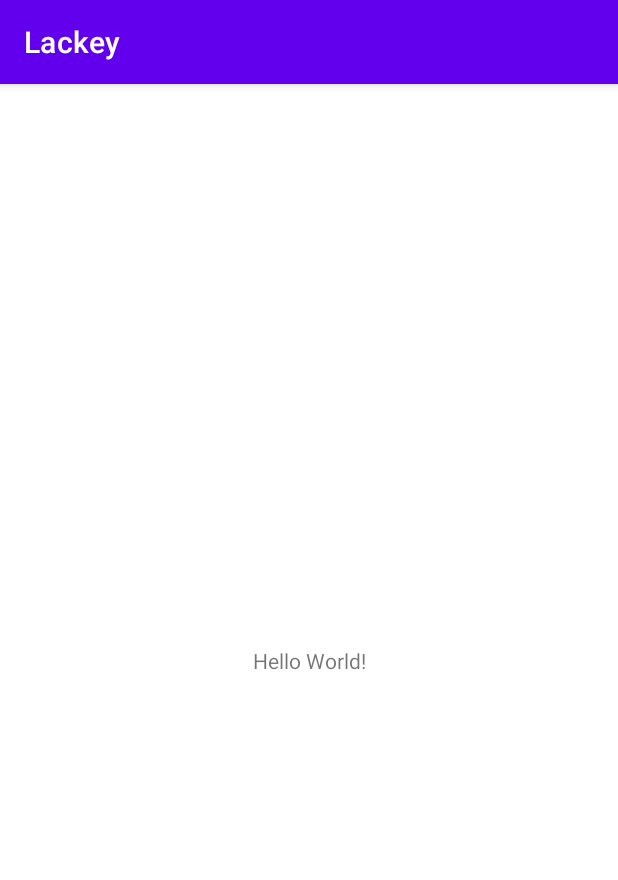
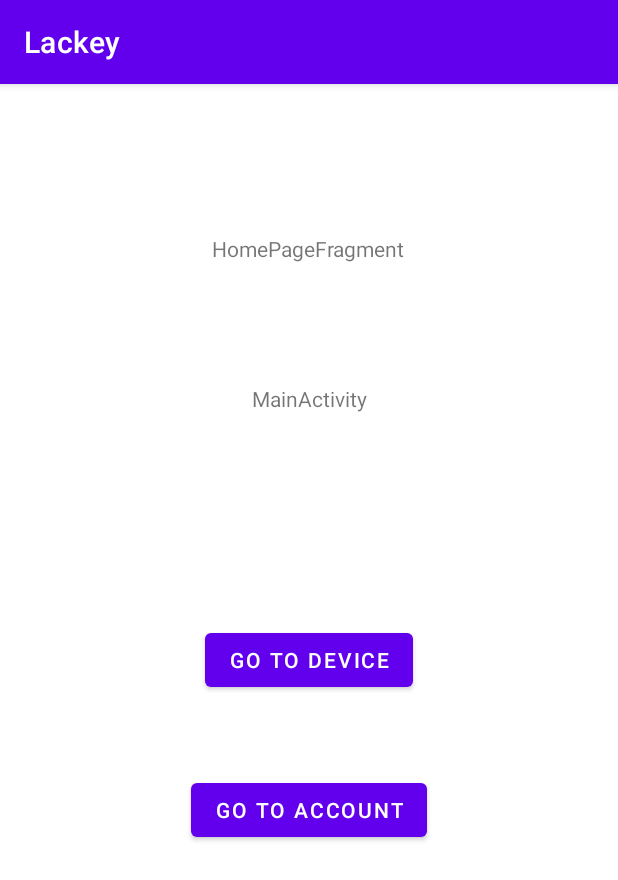
Before and after one commit to SimoJOUDAR/Lacky, an Android app: the screen it shows after launch (MainActivity), on a phone screen of 412 x 824 dp. Shown: the top 880 px of the screen. Run offline under Robolectric (Android 15) with nearby library versions, the phone set to English and light mode, and no system bars.

Commit message:
Add preliminary Navigation
Set up the nav_graph and some basic navigation actions.

Enable data binding and view binding.

```diff
--- /dev/null
+++ b/app/src/main/java/fr/mjoudar/lackey/presentation/homePage/HomePageFragment.kt
@@ -0,0 +1,44 @@
+package fr.mjoudar.lackey.presentation.homePage
+
+import android.os.Bundle
+import androidx.fragment.app.Fragment
+import android.view.LayoutInflater
+import android.view.View
+import android.view.ViewGroup
+import androidx.navigation.fragment.findNavController
+import fr.mjoudar.lackey.R
+import fr.mjoudar.lackey.databinding.FragmentHomePageBinding
+
+class HomePageFragment : Fragment() {
+
+    private var _binding: FragmentHomePageBinding? = null
+    private val binding get() = _binding!!
+
+    override fun onCreate(savedInstanceState: Bundle?) {
+        super.onCreate(savedInstanceState)
+    }
+
+    override fun onCreateView(inflater: LayoutInflater, container: ViewGroup?, savedInstanceState: Bundle?): View? {
+        // Inflate the layout for this fragment
+        _binding = FragmentHomePageBinding.inflate(inflater, container, false)
+
+        setButtons() // TODO: Test
+
+        return binding.root
+    }
+
+    private fun setButtons() {
+        binding.button1.setOnClickListener {
+            findNavController().navigate(R.id.action_homePageFragment_to_deviceSteeringFragment)
+        }
+        binding.button2.setOnClickListener {
+            findNavController().navigate(R.id.action_homePageFragment_to_myAccountFragment)
+        }
+    }
+
+    override fun onDestroyView() {
+        super.onDestroyView()
+        _binding = null
+    }
+
+}
--- a/app/src/main/java/fr/mjoudar/lackey/presentation/mainActivity/MainActivity.kt
+++ b/app/src/main/java/fr/mjoudar/lackey/presentation/mainActivity/MainActivity.kt
@@ -3,8 +3,12 @@ package fr.mjoudar.lackey.presentation.mainActivity
 import android.os.Bundle
 import androidx.appcompat.app.AppCompatActivity
 import fr.mjoudar.lackey.R
+import fr.mjoudar.lackey.databinding.ActivityMainBinding
 
 class MainActivity : AppCompatActivity() {
+
+    private lateinit var binding: ActivityMainBinding
+
     override fun onCreate(savedInstanceState: Bundle?) {
         super.onCreate(savedInstanceState)
         setContentView(R.layout.activity_main)
--- /dev/null
+++ b/app/src/main/res/anim/slide_in_left.xml
@@ -0,0 +1,7 @@
+<?xml version="1.0" encoding="utf-8"?>
+<set xmlns:android="http://schemas.android.com/apk/res/android">
+    <translate
+        android:duration="200"
+        android:fromXDelta="-100%"
+        android:toXDelta="0%" />
+</set>
--- /dev/null
+++ b/app/src/main/res/anim/slide_in_right.xml
@@ -0,0 +1,7 @@
+<?xml version="1.0" encoding="utf-8"?>
+<set xmlns:android="http://schemas.android.com/apk/res/android">
+    <translate
+        android:duration="200"
+        android:fromXDelta="100%"
+        android:toXDelta="0%" />
+</set>
--- /dev/null
+++ b/app/src/main/res/anim/slide_out_left.xml
@@ -0,0 +1,7 @@
+<?xml version="1.0" encoding="utf-8"?>
+<set xmlns:android="http://schemas.android.com/apk/res/android">
+    <translate
+        android:duration="200"
+        android:fromXDelta="0%"
+        android:toXDelta="-100%" />
+</set>
--- /dev/null
+++ b/app/src/main/res/anim/slide_out_right.xml
@@ -0,0 +1,7 @@
+<?xml version="1.0" encoding="utf-8"?>
+<set xmlns:android="http://schemas.android.com/apk/res/android">
+    <translate
+        android:duration="200"
+        android:fromXDelta="0%"
+        android:toXDelta="100%" />
+</set>
--- a/app/src/main/res/layout/activity_main.xml
+++ b/app/src/main/res/layout/activity_main.xml
@@ -6,11 +6,19 @@
     android:layout_height="match_parent"
     tools:context=".presentation.mainActivity.MainActivity">
 
+    <androidx.fragment.app.FragmentContainerView
+        android:id="@+id/nav_host_fragment"
+        android:name="androidx.navigation.fragment.NavHostFragment"
+        android:layout_width="match_parent"
+        android:layout_height="match_parent"
+        app:defaultNavHost="true"
+        app:navGraph="@navigation/nav_graph" />
+
     <TextView
         android:layout_width="wrap_content"
         android:layout_height="wrap_content"
-        android:text="Hello World!"
-        app:layout_constraintBottom_toBottomOf="parent"
+        android:text="MainActivity"
+        android:layout_margin="200dp"
         app:layout_constraintEnd_toEndOf="parent"
         app:layout_constraintStart_toStartOf="parent"
         app:layout_constraintTop_toTopOf="parent" />
--- /dev/null
+++ b/app/src/main/res/layout/fragment_home_page.xml
@@ -0,0 +1,30 @@
+<?xml version="1.0" encoding="utf-8"?>
+<FrameLayout xmlns:android="http://schemas.android.com/apk/res/android"
+    xmlns:tools="http://schemas.android.com/tools"
+    android:layout_width="match_parent"
+    android:layout_height="match_parent"
+    tools:context=".presentation.homePage.HomePageFragment">
+
+    <TextView
+        android:layout_width="wrap_content"
+        android:layout_height="wrap_content"
+        android:layout_gravity="center_horizontal"
+        android:layout_margin="100dp"
+        android:text="HomePageFragment" />
+
+    <Button
+        android:id="@+id/button1"
+        android:layout_width="wrap_content"
+        android:layout_height="wrap_content"
+        android:layout_gravity="center"
+        android:text="go to device" />
+
+    <Button
+        android:id="@+id/button2"
+        android:layout_width="wrap_content"
+        android:layout_height="wrap_content"
+        android:layout_gravity="center"
+        android:layout_marginTop="100dp"
+        android:text="go to Account" />
+
+</FrameLayout>
--- /dev/null
+++ b/app/src/main/res/navigation/nav_graph.xml
@@ -0,0 +1,38 @@
+<?xml version="1.0" encoding="utf-8"?>
+<navigation xmlns:android="http://schemas.android.com/apk/res/android"
+    xmlns:app="http://schemas.android.com/apk/res-auto"
+    xmlns:tools="http://schemas.android.com/tools"
+    android:id="@+id/nav_graph"
+    app:startDestination="@id/homePageFragment">
+
+    <fragment
+        android:id="@+id/homePageFragment"
+        android:name="fr.mjoudar.lackey.presentation.homePage.HomePageFragment"
+        android:label="fragment_home_page"
+        tools:layout="@layout/fragment_home_page" >
+        <action
+            android:id="@+id/action_homePageFragment_to_deviceSteeringFragment"
+            app:destination="@id/deviceSteeringFragment"
+            app:enterAnim="@anim/slide_in_right"
+            app:exitAnim="@anim/slide_out_left"
+            app:popEnterAnim="@anim/slide_in_left"
+            app:popExitAnim="@anim/slide_out_right" />
+        <action
+            android:id="@+id/action_homePageFragment_to_myAccountFragment"
+            app:destination="@id/myAccountFragment"
+            app:enterAnim="@anim/slide_in_right"
+            app:exitAnim="@anim/slide_out_left"
+            app:popEnterAnim="@anim/slide_in_left"
+            app:popExitAnim="@anim/slide_out_right" />
+    </fragment>
+    <fragment
+        android:id="@+id/deviceSteeringFragment"
+        android:name="fr.mjoudar.lackey.presentation.deviceSteering.DeviceSteeringFragment"
+        android:label="fragment_device_steering"
+        tools:layout="@layout/fragment_device_steering" />
+    <fragment
+        android:id="@+id/myAccountFragment"
+        android:name="fr.mjoudar.lackey.presentation.myAccount.MyAccountFragment"
+        android:label="fragment_my_account"
+        tools:layout="@layout/fragment_my_account" />
+</navigation>
--- a/app/src/main/res/values/strings.xml
+++ b/app/src/main/res/values/strings.xml
@@ -1,3 +1,5 @@
 <resources>
     <string name="app_name">Lackey</string>
+    <!-- TODO: Remove or change this placeholder text -->
+    <string name="hello_blank_fragment">Hello blank fragment</string>
 </resources>
```
Also changed, not shown: app/build.gradle (+17 -0 lines), app/src/main/java/fr/mjoudar/lackey/presentation/deviceSteering/DeviceSteeringFragment.kt (added, +24 -0 lines), app/src/main/java/fr/mjoudar/lackey/presentation/myAccount/MyAccountFragment.kt (added, +24 -0 lines), app/src/main/res/anim/from_bottom_anim.xml (added, +17 -0 lines), app/src/main/res/anim/to_bottom_anim.xml (added, +19 -0 lines), app/src/main/res/layout/fragment_device_steering.xml (added, +14 -0 lines), app/src/main/res/layout/fragment_my_account.xml (added, +14 -0 lines), build.gradle (+11 -0 lines).
